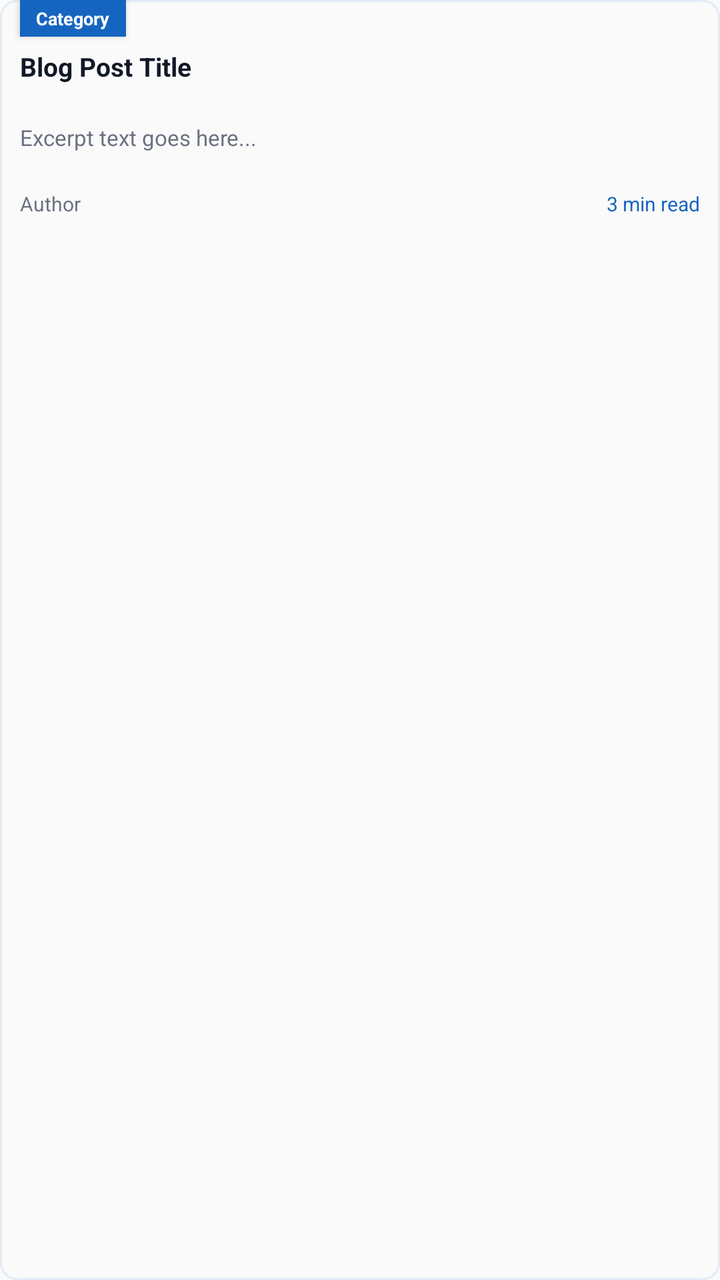
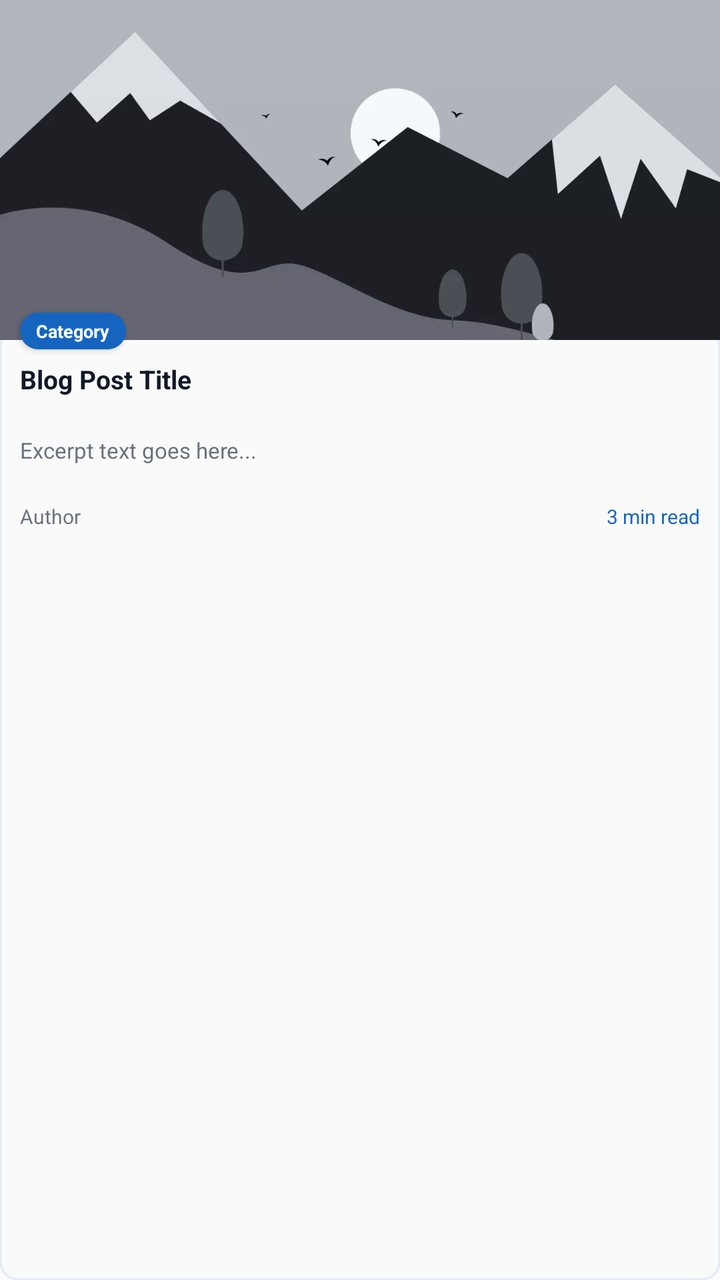

An Android layout rendered at two revisions. The XML below is the earlier revision; the diff shows what the commit changed to produce the second picture.
<!-- AndroidManifest.xml: application theme AppTheme -->
<!-- res/layout/item_blog_post.xml -->
<?xml version="1.0" encoding="utf-8"?>
<LinearLayout xmlns:android="http://schemas.android.com/apk/res/android"
    xmlns:app="http://schemas.android.com/apk/res-auto"
    android:id="@+id/ll_blog_card"
    android:layout_width="match_parent"
    android:layout_height="wrap_content"
    android:layout_marginStart="@dimen/_8sdp"
    android:layout_marginEnd="@dimen/_8sdp"
    android:layout_marginBottom="@dimen/_10sdp"
    android:background="@drawable/bg_news_card"
    android:orientation="vertical"
    android:clickable="true"
    android:focusable="true">

    
    <ImageView
        android:id="@+id/iv_blog_cover"
        android:layout_width="match_parent"
        android:layout_height="@dimen/_170sdp"
        android:scaleType="centerCrop"
        android:src="@drawable/material_design_default"
        app:hv_corner_radius_top_left="@dimen/_8sdp"
        app:hv_corner_radius_top_right="@dimen/_8sdp" />

    
    <TextView
        android:id="@+id/tv_blog_category"
        android:layout_width="wrap_content"
        android:layout_height="wrap_content"
        android:layout_marginStart="@dimen/_10sdp"
        android:layout_marginTop="@dimen/_-14sdp"
        android:background="@color/ethio_red"
        android:paddingStart="@dimen/_8sdp"
        android:paddingEnd="@dimen/_8sdp"
        android:paddingTop="@dimen/_3sdp"
        android:paddingBottom="@dimen/_3sdp"
        android:text="Category"
        android:textColor="@color/white"
        android:textSize="@dimen/_9ssp"
        android:textStyle="bold"
        android:elevation="2dp" />

    
    <LinearLayout
        android:layout_width="match_parent"
        android:layout_height="wrap_content"
        android:orientation="vertical"
        android:paddingStart="@dimen/_10sdp"
        android:paddingEnd="@dimen/_10sdp"
        android:paddingTop="@dimen/_6sdp"
        android:paddingBottom="@dimen/_10sdp">

        <TextView
            android:id="@+id/tv_blog_title"
            android:layout_width="match_parent"
            android:layout_height="wrap_content"
            android:lines="2"
            android:ellipsize="end"
            android:text="Blog Post Title"
            android:textColor="?ns_title"
            android:textSize="@dimen/_13ssp"
            android:textStyle="bold"
            android:layout_marginBottom="@dimen/_4sdp" />

        <TextView
            android:id="@+id/tv_blog_excerpt"
            android:layout_width="match_parent"
            android:layout_height="wrap_content"
            android:lines="2"
            android:ellipsize="end"
            android:text="Excerpt text goes here..."
            android:textColor="?ns_title_sub"
            android:textSize="@dimen/_11ssp"
            android:layout_marginBottom="@dimen/_6sdp" />

        
        <LinearLayout
            android:layout_width="match_parent"
            android:layout_height="wrap_content"
            android:orientation="horizontal"
            android:gravity="center_vertical">

            <TextView
                android:id="@+id/tv_blog_author"
                android:layout_width="0dp"
                android:layout_height="wrap_content"
                android:layout_weight="1"
                android:text="Author"
                android:textColor="?ns_title_sub"
                android:textSize="@dimen/_10ssp" />

            <TextView
                android:id="@+id/tv_blog_read_time"
                android:layout_width="wrap_content"
                android:layout_height="wrap_content"
                android:text="3 min read"
                android:textColor="?ns_primary"
                android:textSize="@dimen/_10ssp" />
        </LinearLayout>
    </LinearLayout>
</LinearLayout>
<!-- resources referenced by this layout -->
<resources>
  <color name="ethio_red">#1565C0</color>
  <color name="white">#FFFFFFFF</color>
  <dimen name="_10sdp">10dp</dimen>
  <dimen name="_10ssp">10sp</dimen>
  <dimen name="_11ssp">11sp</dimen>
  <dimen name="_13ssp">13sp</dimen>
  <dimen name="_3sdp">3dp</dimen>
  <dimen name="_4sdp">4dp</dimen>
  <dimen name="_6sdp">6dp</dimen>
  <dimen name="_8sdp">8dp</dimen>
  <dimen name="_9ssp">9sp</dimen>
  <!-- drawable bg_news_card (drawable) -->
  <?xml version="1.0" encoding="utf-8"?>
  <shape xmlns:android="http://schemas.android.com/apk/res/android"
      android:shape="rectangle">
  
      <solid android:color="?ns_bg" />
      <corners android:radius="@dimen/_8sdp" />
      <stroke
          android:width="@dimen/_1sdp"
          android:color="?ns_border" />
  
  </shape>
  <dimen name="_1sdp">1dp</dimen>
  <color name="ns_classic_primary">#1565C0</color>
  <color name="ethio_red_dark">#0D47A1</color>
  <color name="ns_classic_bg">#FAFAFA</color>
  <color name="ns_classic_body_dark">#000000</color>
  <color name="ns_classic_primary_sub">#261565C0</color>
  <color name="ns_classic_bg_sub">#F0F4FA</color>
  <color name="ns_classic_title">#111827</color>
  <color name="ns_classic_title_sub">#6B7280</color>
  <color name="ns_classic_border">#1A1565C0</color>
  <!-- drawable ic_arrow_left (drawable) -->
  <?xml version="1.0" encoding="utf-8"?>
  <vector xmlns:android="http://schemas.android.com/apk/res/android"
      android:width="@dimen/_24sdp"
      android:height="@dimen/_24sdp"
      android:viewportWidth="24"
      android:viewportHeight="24">
    <path
        android:pathData="M11.1,7.94L8.48,10.56C7.71,11.33 7.71,12.59 8.48,13.36L15,19.87"
        android:strokeLineJoin="round"
        android:strokeWidth="1.5"
        android:fillColor="#00000000"
        android:strokeColor="#292D32"
        android:strokeLineCap="round"/>
    <path
        android:pathData="M15,4.04L13.96,5.08"
        android:strokeLineJoin="round"
        android:strokeWidth="1.5"
        android:fillColor="#00000000"
        android:strokeColor="#292D32"
        android:strokeLineCap="round"/>
  </vector>
  <dimen name="_24sdp">24dp</dimen>
  <!-- unchanged entries left out for length: 2 -->
</resources>

<!-- the commit's change to res/layout/item_blog_post.xml (unified diff, before → after) -->
@@ -28,8 +28,8 @@
         android:layout_width="wrap_content"
         android:layout_height="wrap_content"
         android:layout_marginStart="@dimen/_10sdp"
-        android:layout_marginTop="@dimen/_-14sdp"
-        android:background="@color/ethio_red"
+        android:layout_marginTop="@dimen/_n14sdp"
+        android:background="@drawable/bg_category_pill"
         android:paddingStart="@dimen/_8sdp"
         android:paddingEnd="@dimen/_8sdp"
         android:paddingTop="@dimen/_3sdp"
@@ -98,4 +98,14 @@
                 android:textSize="@dimen/_10ssp" />
         </LinearLayout>
     </LinearLayout>
+
+    <RelativeLayout
+        android:id="@+id/rl_native_ad"
+        android:layout_width="match_parent"
+        android:layout_height="wrap_content"
+        android:background="?ns_bg"
+        android:layout_marginTop="@dimen/_5sdp"
+        android:layout_marginBottom="@dimen/_5sdp"
+        android:visibility="gone"/>
+
 </LinearLayout>
<!-- resource entries referenced after the edit -->
@@ -1,16 +1,25 @@
 <!-- resources referenced by this layout -->
 <resources>
-  <color name="ethio_red">#1565C0</color>
   <color name="white">#FFFFFFFF</color>
   <dimen name="_10sdp">10dp</dimen>
   <dimen name="_10ssp">10sp</dimen>
   <dimen name="_11ssp">11sp</dimen>
   <dimen name="_13ssp">13sp</dimen>
+  <dimen name="_170sdp">170dp</dimen>
   <dimen name="_3sdp">3dp</dimen>
   <dimen name="_4sdp">4dp</dimen>
+  <dimen name="_5sdp">5dp</dimen>
   <dimen name="_6sdp">6dp</dimen>
   <dimen name="_8sdp">8dp</dimen>
   <dimen name="_9ssp">9sp</dimen>
+  <dimen name="_n14sdp">-14dp</dimen>
+  <!-- drawable bg_category_pill (drawable) -->
+  <?xml version="1.0" encoding="utf-8"?>
+  <shape xmlns:android="http://schemas.android.com/apk/res/android"
+      android:shape="rectangle">
+      <solid android:color="@color/ns_classic_primary" />
+      <corners android:radius="20dp" />
+  </shape>
   <!-- drawable bg_news_card (drawable) -->
   <?xml version="1.0" encoding="utf-8"?>
   <shape xmlns:android="http://schemas.android.com/apk/res/android"
